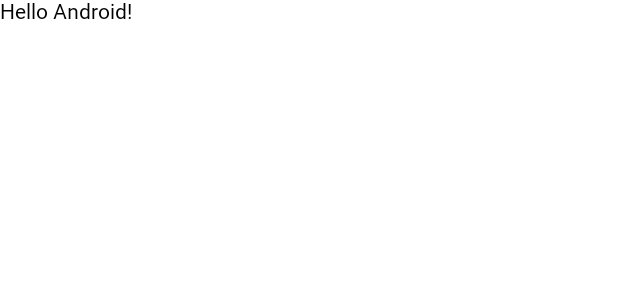
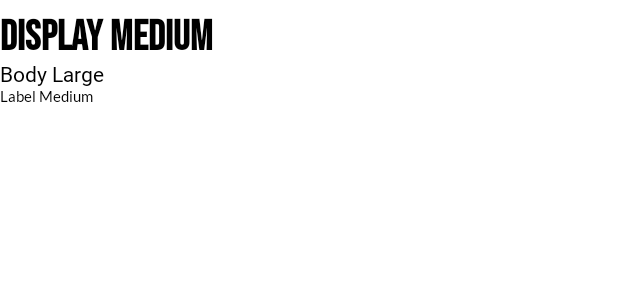
Before and after one commit to free-feta/android, an Android app built with Jetpack Compose: the @Preview function GreetingPreview, on a phone screen of 412 x 824 dp. Shown: the top 300 px of the screen. Run offline under Robolectric (Android 15) with nearby library versions, the phone set to English and light mode, and no system bars; Roboto replaces fonts that are not available here.

Commit message:
Add test text for typo test

```diff
--- a/app/src/main/java/et/fira/freefeta/MainActivity.kt
+++ b/app/src/main/java/et/fira/freefeta/MainActivity.kt
@@ -4,12 +4,15 @@ import android.os.Bundle
 import androidx.activity.ComponentActivity
 import androidx.activity.compose.setContent
 import androidx.activity.enableEdgeToEdge
+import androidx.compose.foundation.layout.Column
 import androidx.compose.foundation.layout.fillMaxSize
 import androidx.compose.foundation.layout.padding
+import androidx.compose.material3.MaterialTheme
 import androidx.compose.material3.Scaffold
 import androidx.compose.material3.Text
 import androidx.compose.runtime.Composable
 import androidx.compose.ui.Modifier
+import androidx.compose.ui.res.dimensionResource
 import androidx.compose.ui.tooling.preview.Preview
 import et.fira.freefeta.ui.theme.FreeFetaTheme
 
@@ -32,10 +35,21 @@ class MainActivity : ComponentActivity() {
 
 @Composable
 fun Greeting(name: String, modifier: Modifier = Modifier) {
-    Text(
-        text = "Hello $name!",
-        modifier = modifier
-    )
+    Column(modifier = modifier) {
+        Text(
+            text = "Display Medium",
+            style = MaterialTheme.typography.displayMedium,
+            modifier = Modifier.padding(top = dimensionResource(id = R.dimen.padding_small))
+        )
+        Text(
+            text = "Body Large",
+            style = MaterialTheme.typography.bodyLarge
+        )
+        Text(
+            text = "Label Medium",
+            style = MaterialTheme.typography.labelMedium
+        )
+    }
 }
 
 @Preview(showBackground = true)
```
